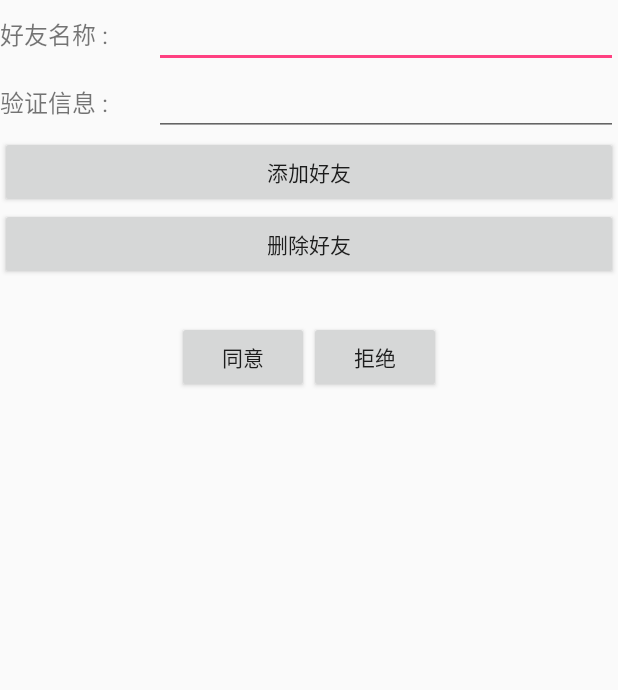
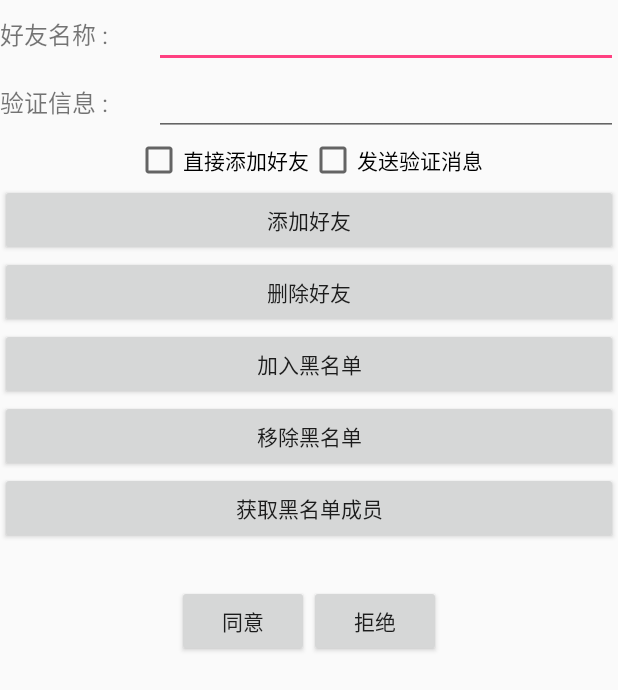
Before and after one commit to qaul11111/NeteaseChat, an Android app: the layout activity_act_add_friends.xml on its own in the app's theme, with its tools: preview values and no code run, on a phone screen of 412 x 824 dp. Shown: the top 690 px of the screen. Run offline under Robolectric (Android 15) with nearby library versions, the light colour scheme and no system bars.

Commit message:
wxl: 添加好友, 和名单等

```diff
--- a/app/build.gradle
+++ b/app/build.gradle
@@ -30,6 +30,7 @@ dependencies {
     //    implementation 'com.android.support:appcompat-v7:27.1.1'
     //    implementation 'com.android.support.constraint:constraint-layout:1.1.0'
     implementation 'com.netease.nimlib:nrtc:5.1.1'
+    implementation 'com.android.support.constraint:constraint-layout:1.1.1'
     testImplementation 'junit:junit:4.12'
     androidTestImplementation 'com.android.support.test:runner:1.0.2'
     androidTestImplementation 'com.android.support.test.espresso:espresso-core:3.0.2'
--- a/app/src/main/res/layout/activity_act_add_friends.xml
+++ b/app/src/main/res/layout/activity_act_add_friends.xml
@@ -12,37 +12,58 @@
         <LinearLayout
             android:layout_width="match_parent"
             android:layout_height="wrap_content">
+
             <TextView
                 android:layout_width="0dp"
                 android:layout_height="wrap_content"
                 android:layout_weight="1"
                 android:text="好友名称 :"
-                android:textSize="16sp"/>
+                android:textSize="16sp" />
 
             <EditText
                 android:id="@+id/edit_friendName"
                 android:layout_width="0dp"
                 android:layout_height="wrap_content"
-                android:layout_weight="3"/>
+                android:layout_weight="3" />
         </LinearLayout>
 
         <LinearLayout
             android:layout_width="match_parent"
             android:layout_height="wrap_content">
+
             <TextView
                 android:layout_width="0dp"
                 android:layout_height="wrap_content"
                 android:layout_weight="1"
                 android:text="验证信息 :"
-                android:textSize="16sp"/>
+                android:textSize="16sp" />
 
             <EditText
                 android:id="@+id/edit_addMsg"
                 android:layout_width="0dp"
                 android:layout_height="wrap_content"
-                android:layout_weight="3"/>
+                android:layout_weight="3" />
         </LinearLayout>
 
+        <LinearLayout
+            android:layout_width="wrap_content"
+            android:layout_height="wrap_content"
+            android:layout_gravity="center"
+            android:orientation="horizontal">
+
+            <CheckBox
+                android:id="@+id/check_direct_add"
+                android:layout_width="match_parent"
+                android:layout_height="wrap_content"
+                android:text="直接添加好友" />
+
+            <CheckBox
+                android:id="@+id/check_request_add"
+                android:layout_width="match_parent"
+                android:layout_height="wrap_content"
+                android:text="发送验证消息" />
+
+        </LinearLayout>
 
     </LinearLayout>
 
@@ -50,14 +71,32 @@
         android:id="@+id/btn_addFriend"
         android:layout_width="match_parent"
         android:layout_height="wrap_content"
-        android:text="添加好友"
-        android:layout_gravity="center"/>
+        android:layout_gravity="center"
+        android:text="添加好友" />
 
     <Button
         android:id="@+id/btn_delete_friend"
         android:layout_width="match_parent"
         android:layout_height="wrap_content"
-        android:text="删除好友"/>
+        android:text="删除好友" />
+
+    <Button
+        android:id="@+id/btn_add_black"
+        android:layout_width="match_parent"
+        android:layout_height="wrap_content"
+        android:text="加入黑名单" />
+
+    <Button
+        android:id="@+id/btn_remove_black"
+        android:layout_width="match_parent"
+        android:layout_height="wrap_content"
+        android:text="移除黑名单" />
+
+    <Button
+        android:id="@+id/btn_black_list"
+        android:layout_width="match_parent"
+        android:layout_height="wrap_content"
+        android:text="获取黑名单成员" />
 
     <LinearLayout
         android:layout_width="match_parent"
@@ -69,7 +108,7 @@
             android:layout_width="wrap_content"
             android:layout_height="wrap_content"
             android:layout_gravity="center"
-            android:textSize="20sp"/>
+            android:textSize="20sp" />
 
         <LinearLayout
             android:layout_width="wrap_content"
@@ -80,13 +119,13 @@
                 android:id="@+id/btn_accept_add"
                 android:layout_width="wrap_content"
                 android:layout_height="wrap_content"
-                android:text="同意"/>
+                android:text="同意" />
 
             <Button
                 android:id="@+id/btn_refuse_add"
                 android:layout_width="wrap_content"
                 android:layout_height="wrap_content"
-                android:text="拒绝"/>
+                android:text="拒绝" />
 
         </LinearLayout>
 
```
Also changed, not shown: app/src/main/java/com/hiwi/andorid/neteasechat/activity/ActAddFriends.java (+117 -36 lines), 3 other files.
